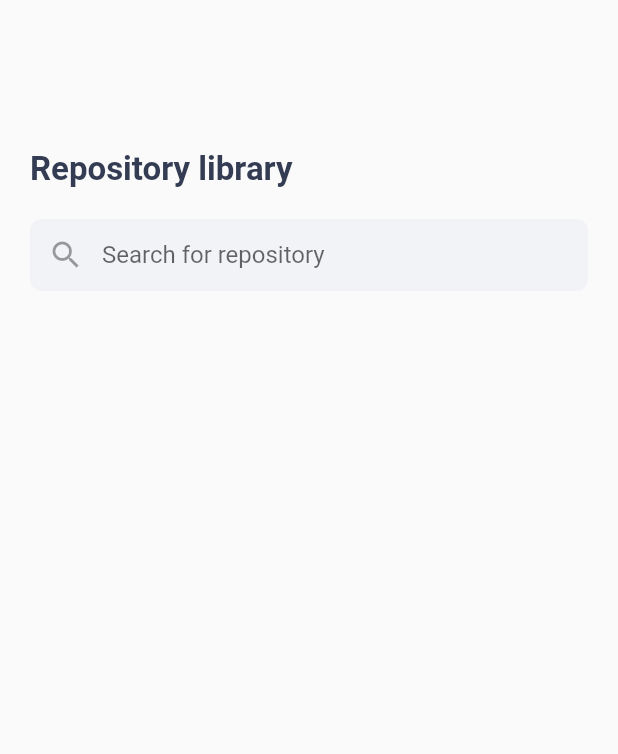
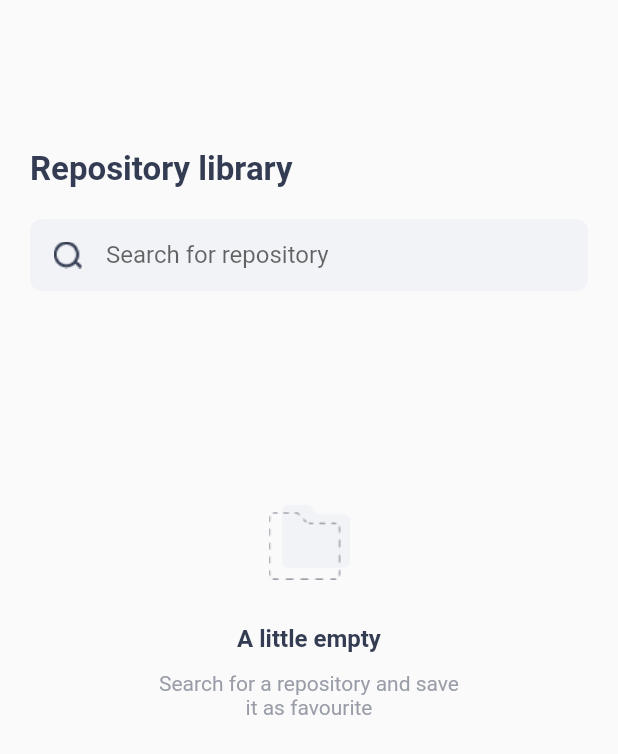
Before and after one commit to hinrikHelga/GitExplorer, a Flutter app: the screen it shows after launch, on a phone screen of 412 x 824 dp. Shown: the top 754 px of the screen. Run offline on Flutter 3.47's test engine with Material 2 defaults, Android fonts, the light colour scheme and no system bars.

Commit message:
Handle empty search rendering

```diff
--- a/gitexplorer/lib/ui/view/repository_list_view.dart
+++ b/gitexplorer/lib/ui/view/repository_list_view.dart
@@ -27,11 +27,57 @@ class _RepositoryListViewState extends State<RepositoryListView> {
     );
   }
 
+  Widget _buildEmptySearchMainText() {
+    return const Padding(
+      padding: EdgeInsets.only(top: 30.0, bottom: 4.0),
+      child: Text(
+        'A little empty',
+        style: TextStyle(
+          fontSize: 16.0,
+          fontWeight: FontWeight.bold,
+          color: Color.fromRGBO(51, 60, 82, 1)
+        ),
+      ),
+    );
+  }
 
+  Widget _buildEmptySearchSecondaryText() {
+    return const Padding(
+      padding: EdgeInsets.symmetric(vertical: 8.0),
+      child: Text(
+        'Search for a repository and save it as favourite',
+        style: TextStyle(
+          fontSize: 14.0,
+          color: Color.fromRGBO(153, 157, 168, 1)
+        ),
+        textAlign: TextAlign.center,
+      ),
+    );
+  }
+
+  Widget _buildEmptyColumn() {
+    return ConstrainedBox(
+      constraints: const BoxConstraints(
+        maxWidth: 200.0
+      ),
+      child: Column(
+        mainAxisSize: MainAxisSize.max,
+        mainAxisAlignment: MainAxisAlignment.center,
+        crossAxisAlignment: CrossAxisAlignment.center,
+        children: [
+          Image.asset('assets/images/empty_folder.png'),
+          _buildEmptySearchMainText(),
+          _buildEmptySearchSecondaryText()
+        ],
+      ),
+    );
+  }
 
   @override
   Widget build(BuildContext context) {
-    return Padding(
+    return Stack(
+      children: [
+        Padding(
           padding: const EdgeInsets.symmetric(horizontal: 20.0),
           child: Column(
             crossAxisAlignment: CrossAxisAlignment.start,
@@ -45,13 +91,15 @@ class _RepositoryListViewState extends State<RepositoryListView> {
                   });
                 },
               ),
-          Center(
-            child: Text(
-              search
-            ),
-          )
             ],
           ),
+        ),
+        if (search.length < 3)
+          Align(
+            alignment: Alignment.center,
+            child: _buildEmptyColumn()
+          ),
+      ],
     );
   }
 }
@@ -98,10 +146,7 @@ class _SearchFieldState extends State<_SearchField> {
           ),
           filled: true,
           fillColor: const Color.fromRGBO(242, 243, 247, 1),
-          prefixIcon: const Icon(
-            Icons.search,
-            color: Colors.black38,
-          ),
+          prefixIcon: Image.asset('assets/icons/search_icon.png'),
           hintText: 'Search for repository'
         ),
         cursorColor: Colors.black54,
```
Also changed, not shown: gitexplorer/pubspec.yaml (+4 -7 lines), gitexplorer/assets/icons/search_icon.png (added), gitexplorer/assets/images/empty_folder.png (added). Lines whose indentation alone changed are shown as unchanged.
